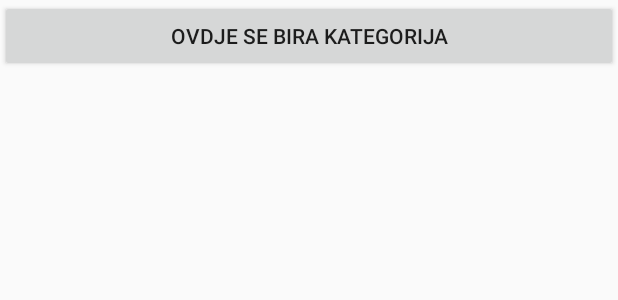
After one commit to valental/AndroidQuiz, an Android app: the layout activity_category.xml on its own in the app's theme, with its tools: preview values and no code run, on a phone screen of 412 x 824 dp. The commit adds this screen. Shown: the top 300 px of the screen. Run offline under Robolectric (Android 15) with nearby library versions, the phone set to English and light mode, and no system bars.

Commit message:
Activities for category, my scores and all scores added.

```diff
--- a/Quiz/app/src/main/java/hr/math/quiz/LoginActivity.java
+++ b/Quiz/app/src/main/java/hr/math/quiz/LoginActivity.java
@@ -22,6 +22,9 @@ public class LoginActivity extends AppCompatActivity {
             PreferencesManager preferencesManager = new PreferencesManager(this);
             EditText editText = (EditText) findViewById(R.id.usernameEditText);
             preferencesManager.SaveUsername(editText.getText().toString());
+            Intent intent = new Intent(this, MainActivity.class);
+            finish();
+            startActivity(intent);
         }
     }
 
--- a/Quiz/app/src/main/java/hr/math/quiz/PreferencesManager.java
+++ b/Quiz/app/src/main/java/hr/math/quiz/PreferencesManager.java
@@ -26,6 +26,11 @@ public class PreferencesManager {
         return LoadPreference("username");
     }
 
+    public void ClearPreferences()
+    {
+        SaveUsername("");
+    }
+
     private String LoadPreference(String key){
         SharedPreferences mySharedPreferences=context.getSharedPreferences(MYPREFS,mode);
         return mySharedPreferences.getString(key, "");
--- /dev/null
+++ b/Quiz/app/src/main/res/layout/activity_category.xml
@@ -0,0 +1,15 @@
+<?xml version="1.0" encoding="utf-8"?>
+<LinearLayout xmlns:android="http://schemas.android.com/apk/res/android"
+    xmlns:app="http://schemas.android.com/apk/res-auto"
+    xmlns:tools="http://schemas.android.com/tools"
+    android:layout_width="match_parent"
+    android:layout_height="match_parent"
+    tools:context=".CategoryActivity">
+
+
+    <Button
+        android:layout_width="match_parent"
+        android:layout_height="wrap_content"
+        android:text="ovdje se bira kategorija"/>
+
+</LinearLayout>
```
Also changed, not shown: Quiz/app/src/main/AndroidManifest.xml (+6 -3 lines), Quiz/app/src/main/java/hr/math/quiz/AllScoresActivity.java (added, +13 -0 lines), Quiz/app/src/main/java/hr/math/quiz/CategoryActivity.java (added, +13 -0 lines), Quiz/app/src/main/java/hr/math/quiz/MainActivity.java (+19 -4 lines), Quiz/app/src/main/java/hr/math/quiz/MyScoresActivity.java (added, +13 -0 lines), Quiz/app/src/main/res/layout/activity_all_scores.xml (added, +14 -0 lines), Quiz/app/src/main/res/layout/activity_main.xml (+9 -6 lines), Quiz/app/src/main/res/layout/activity_my_scores.xml (added, +13 -0 lines).
